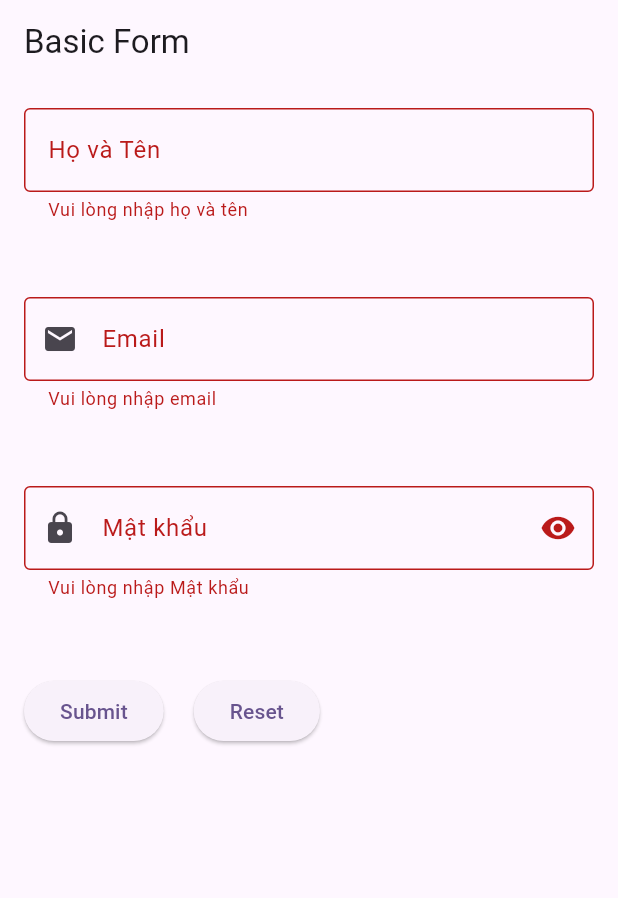
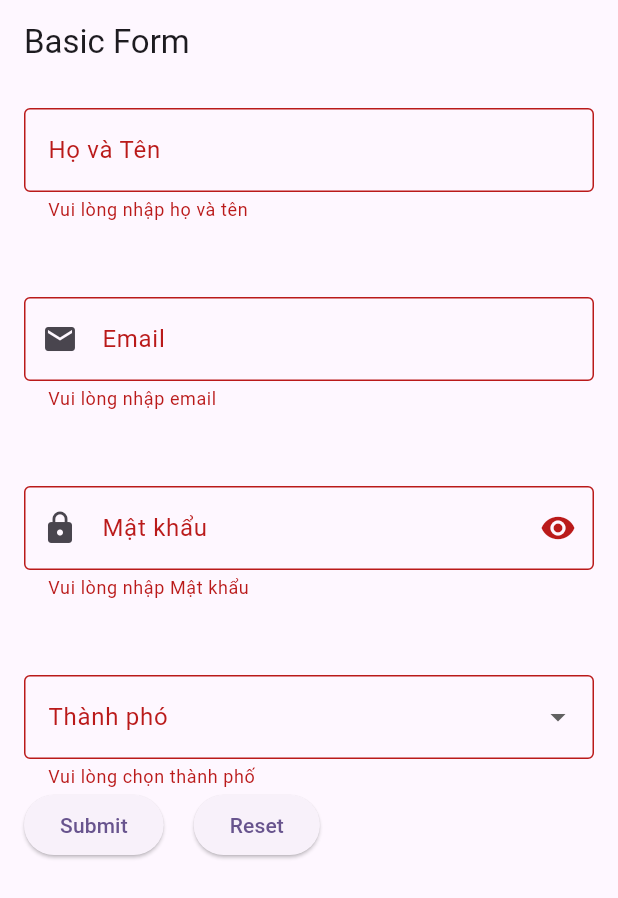
Before and after one commit to thonguyenp/FlutterProgramming, a Flutter app: the screen it shows after launch, after a tap on "Submit", on a phone screen of 412 x 824 dp. Shown: the top 898 px of the screen. Run offline on Flutter 3.47's test engine with Material 3 defaults, Android fonts, the phone set to English and light mode, and no system bars.

Commit message:
Tìm hiểu về Dropdownlist

```diff
--- a/app_02/lib/main.dart
+++ b/app_02/lib/main.dart
@@ -1,7 +1,7 @@
 import 'package:flutter/material.dart';
 import 'myWidget01/MyScaffold.dart';
 import 'myWidget01/AppBar.dart';
-import 'myWidget02_Form/f2_form_TextFormField_Validate.dart';
+import 'myWidget02_Form/f3_form_DropdownList.dart';
 void main() {
   runApp(const MyApp());
 }
--- /dev/null
+++ b/app_02/lib/myWidget02_Form/f3_form_DropdownList.dart
@@ -0,0 +1,180 @@
+import 'package:flutter/material.dart';
+
+class FormBasicDemo extends StatefulWidget {
+  @override
+  State<StatefulWidget> createState() => _FormBasicDemoState();
+}
+
+class _FormBasicDemoState extends State<FormBasicDemo> {
+  // Sử dụng Global key để truy cập form
+  final _formKey = GlobalKey<FormState>();
+  final _fullnameController = TextEditingController();
+  final _emailController = TextEditingController();
+  final _passwordController = TextEditingController();
+
+  bool _obscurePassword = true;
+  String? _name;
+  final List<String> _cities = [
+    "Hà Nội",
+    "TPHCM",
+    "Hải Phòng",
+    "Cần Thơ",
+    "Đà Nẵng",
+  ];
+  String? _selectedcity;
+
+  @override
+  Widget build(BuildContext context) {
+    // TODO: implement build
+    return Scaffold(
+      appBar: AppBar(title: Text("Basic Form")),
+
+      body: Padding(
+        padding: EdgeInsetsGeometry.all(16),
+        //Form là widget dùng để quản lí các trường nhập liệu
+        // Key: để truy cập vào trạng thái của Form
+        // validate(): kiểm tra tính hợp lệ của tất cả các trường
+        // save(): gọi hàm onSave của môi trường
+        // reset(): đặt lại giá trị của tất cả các trường
+        child: Form(
+          key: _formKey,
+          child: Column(
+            //TextFormField là phiên bản mở rộng của TextField tích hợp với Form
+            // Validator là hảm kiểm tra tính hợp lệ của dữ liệu
+            // Controller cho phép truy cập và điều khiển giá trị trong TextFormField
+            // obsureText cho phép ẩn văn bản
+            // AutovalidationMode: điều khiển thời điểm Validation được kích hoạt
+            children: [
+              TextFormField(
+                controller: _fullnameController,
+                decoration: InputDecoration(
+                  labelText: "Họ và Tên",
+                  hintText: "Nhập vào họ và tên",
+                  border: OutlineInputBorder(),
+                ),
+                onSaved: (value) {
+                  _name = value;
+                },
+                validator: (value) {
+                  if (value == null ||
+                      value.isEmpty) //null là không tồn tại, isEmpty là ""
+                  {
+                    return "Vui lòng nhập họ và tên";
+                  }
+                  return null;
+                },
+              ),
+              SizedBox(height: 50),
+              //Email field
+              TextFormField(
+                controller: _emailController,
+                decoration: InputDecoration(
+                  labelText: "Email",
+                  hintText: "email@gmail.com",
+                  border: OutlineInputBorder(),
+                  prefixIcon: Icon(Icons.email),
+                ),
+                keyboardType: TextInputType.emailAddress,
+                onSaved: (value) {
+                  _name = value;
+                },
+                validator: (value) {
+                  if (value == null ||
+                      value.isEmpty) //null là không tồn tại, isEmpty là ""
+                  {
+                    return "Vui lòng nhập email";
+                  }
+                  if (!RegExp(
+                    r'^[\w.-]+@([\w-]+\.)+[\w-]{2,4}$',
+                  ).hasMatch(value)) {
+                    return "Email không hợp lệ";
+                  }
+                  return null;
+                },
+              ),
+              SizedBox(height: 50),
+              //Email field
+              TextFormField(
+                controller: _passwordController,
+                decoration: InputDecoration(
+                  labelText: "Mật khẩu",
+                  border: OutlineInputBorder(),
+                  prefixIcon: Icon(Icons.lock),
+                  suffixIcon: IconButton(
+                    onPressed: () {
+                      setState(() {
+                        _obscurePassword = !_obscurePassword;
+                      });
+                    },
+                    icon: _obscurePassword
+                        ? Icon(Icons.visibility)
+                        : Icon(Icons.visibility_off),
+                  ),
+                ),
+                obscureText: _obscurePassword,
+                onSaved: (value) {
+                  _name = value;
+                },
+                validator: (value) {
+                  if (value == null ||
+                      value.isEmpty) //null là không tồn tại, isEmpty là ""
+                  {
+                    return "Vui lòng nhập Mật khẩu";
+                  }
+                  if (value.length < 6) {
+                    return "Mật khẩu phải có ít nhất 6 ký tự";
+                  }
+                  return null;
+                },
+              ),
+
+              SizedBox(height: 50),
+              DropdownButtonFormField(
+                decoration: InputDecoration(
+                  labelText: "Thành phó",
+                  border: OutlineInputBorder(),
+                ),
+                value: _selectedcity,
+                items: _cities.map((city) {
+                  return DropdownMenuItem(child: Text(city), value: city);
+                }).toList(),
+                onChanged: (value) {},
+                validator: (value) {
+                  if (value == null || value.isEmpty) {
+                    return "Vui lòng chọn thành phố";
+                  }
+                },
+              ),
+
+              Row(
+                children: [
+                  ElevatedButton(
+                    onPressed: () {
+                      if (_formKey.currentState!.validate()) {
+                        _formKey.currentState!.save();
+                        ScaffoldMessenger.of(context).showSnackBar(
+                          SnackBar(content: Text("Xin chao $_name")),
+                        );
+                      }
+                    },
+                    child: Text("Submit"),
+                  ),
+                  SizedBox(width: 20),
+                  ElevatedButton(
+                    onPressed: () {
+                      _formKey.currentState!.reset();
+                      setState(() {
+                        _name = null;
+                      });
+                    },
+                    child: Text("Reset"),
+                  ),
+                ],
+              ),
+            ],
+          ),
+        ),
+      ),
+    );
+  }
+}
```
